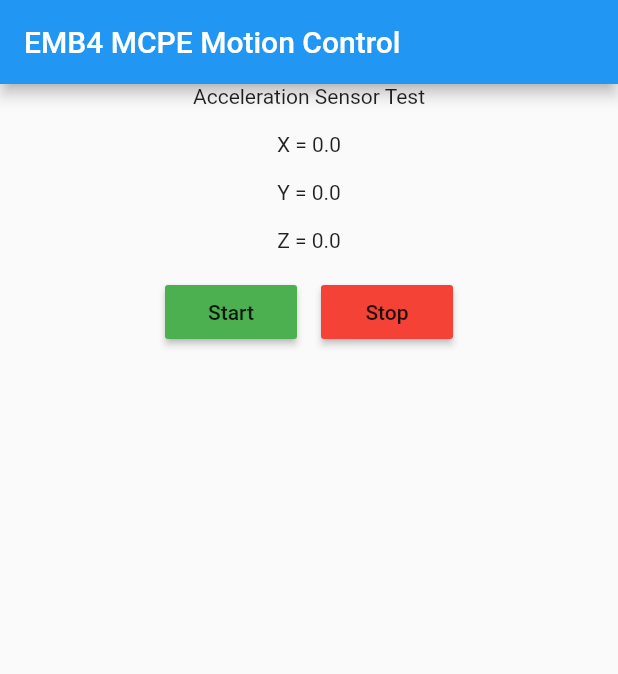
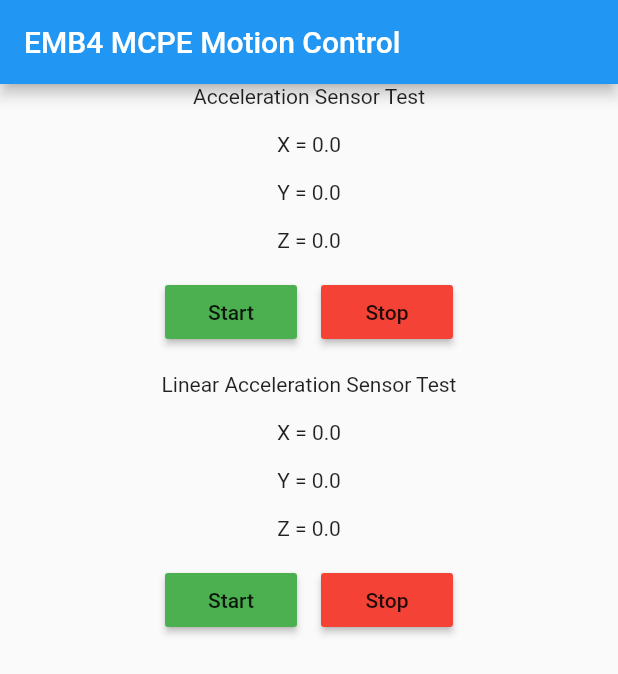
Before and after one commit to SerenityS/emb_mcpe, a Flutter app: the screen it shows after launch, on a phone screen of 412 x 824 dp. Shown: the top 674 px of the screen. Run offline on Flutter 3.47's test engine with Material 2 defaults, Android fonts, the phone set to English and light mode, and no system bars; our stand-ins replace shared_preferences; missing offline and left inert: flutter_sensors.

Commit message:
feat: Linear 센서 기능 추가
Signed-off-by: HeeRyun, Jin(qwertycvb) <jins4218@gmail.com>

```diff
--- a/flutter/lib/main.dart
+++ b/flutter/lib/main.dart
@@ -1,3 +1,4 @@
+import 'package:emb_motion/provider/linear_provider.dart';
 import 'package:emb_motion/provider/step_provider.dart';
 import 'package:emb_motion/screen/main_screen.dart';
 import 'package:flutter/material.dart';
@@ -14,6 +15,7 @@
   Widget build(BuildContext context) {
     return MultiProvider(
       providers: [
+        ChangeNotifierProvider(create: (BuildContext context) => LinearProvider()),
         ChangeNotifierProvider(create: (BuildContext context) => StepProvider()),
       ],
       child: MaterialApp(
--- a/flutter/lib/screen/main_screen.dart
+++ b/flutter/lib/screen/main_screen.dart
@@ -1,3 +1,4 @@
+import 'package:emb_motion/provider/linear_provider.dart';
 import 'package:emb_motion/provider/step_provider.dart';
 import 'package:flutter/material.dart';
 import 'package:provider/provider.dart';
@@ -5,10 +6,12 @@
 class MainScreen extends StatelessWidget {
   MainScreen({super.key});
 
+  late LinearProvider _linearProvider;
   late StepProvider _stepProvider;
 
   @override
   Widget build(BuildContext context) {
+    _linearProvider = Provider.of<LinearProvider>(context);
     _stepProvider = Provider.of<StepProvider>(context);
 
     return Scaffold(
@@ -61,6 +64,53 @@
                   ),
                 ],
               ),
+              const Padding(
+                padding: EdgeInsets.all(8.0),
+              ),
+              const Text(
+                "Linear Acceleration Sensor Test",
+                textAlign: TextAlign.center,
+              ),
+              const Padding(padding: EdgeInsets.only(top: 16.0)),
+              Consumer<LinearProvider>(builder: (context, provider, child) {
+                return Text(
+                  "X = ${_linearProvider.sensorData.x.toStringAsFixed(1)}",
+                  textAlign: TextAlign.center,
+                );
+              }),
+              const Padding(padding: EdgeInsets.only(top: 16.0)),
+              Consumer<LinearProvider>(builder: (context, provider, child) {
+                return Text(
+                  "Y = ${_linearProvider.sensorData.y.toStringAsFixed(1)}",
+                  textAlign: TextAlign.center,
+                );
+              }),
+              const Padding(padding: EdgeInsets.only(top: 16.0)),
+              Consumer<LinearProvider>(builder: (context, provider, child) {
+                return Text(
+                  "Z = ${_linearProvider.sensorData.z.toStringAsFixed(1)}",
+                  textAlign: TextAlign.center,
+                );
+              }),
+              const Padding(padding: EdgeInsets.only(top: 16.0)),
+              Row(
+                mainAxisAlignment: MainAxisAlignment.center,
+                children: <Widget>[
+                  MaterialButton(
+                    color: Colors.green,
+                    onPressed: () => _linearProvider.startLinear(),
+                    child: const Text("Start"),
+                  ),
+                  const Padding(
+                    padding: EdgeInsets.all(8.0),
+                  ),
+                  MaterialButton(
+                    color: Colors.red,
+                    onPressed: () => _linearProvider.stopLinear(),
+                    child: const Text("Stop"),
+                  ),
+                ],
+              ),
             ],
           );
         }),
```
